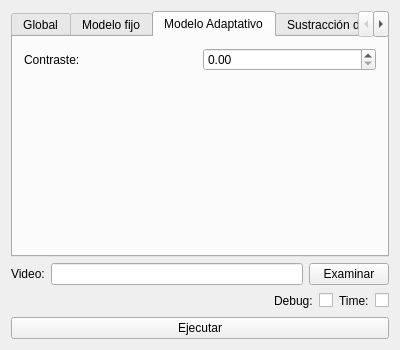
This is PlantProject/mainwindow.ui in milena-rocabado/PlantProject as Qt 5 draws it before an edit. The edited form follows.
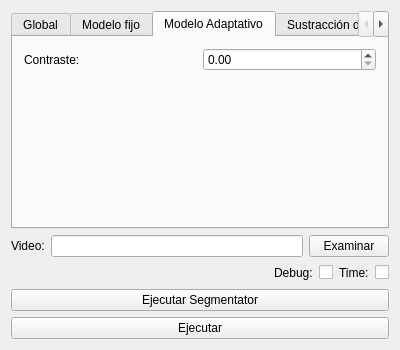
This is the edited form.

```diff
--- a/PlantProject/mainwindow.ui
+++ b/PlantProject/mainwindow.ui
@@ -263,6 +263,13 @@
       </item>
      </layout>
     </item>
+    <item>
+     <widget class="QPushButton" name="pbEjecutarSegm">
+      <property name="text">
+       <string>Ejecutar Segmentator</string>
+      </property>
+     </widget>
+    </item>
     <item>
      <widget class="QPushButton" name="pbEjecutar">
       <property name="text">
```
